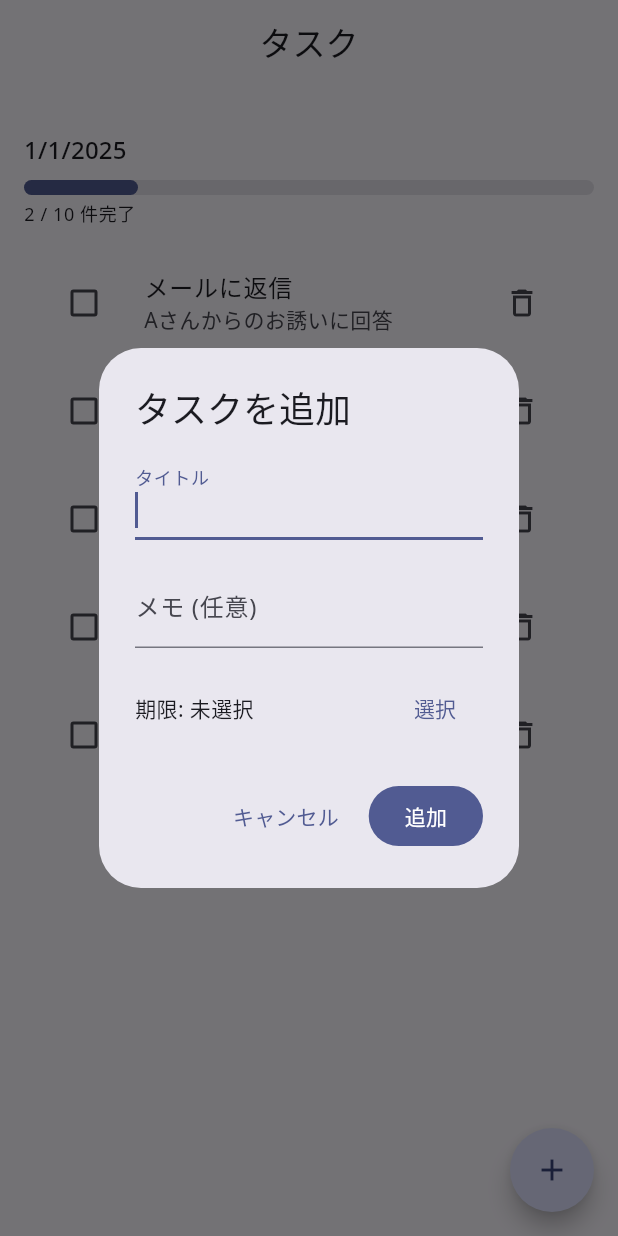
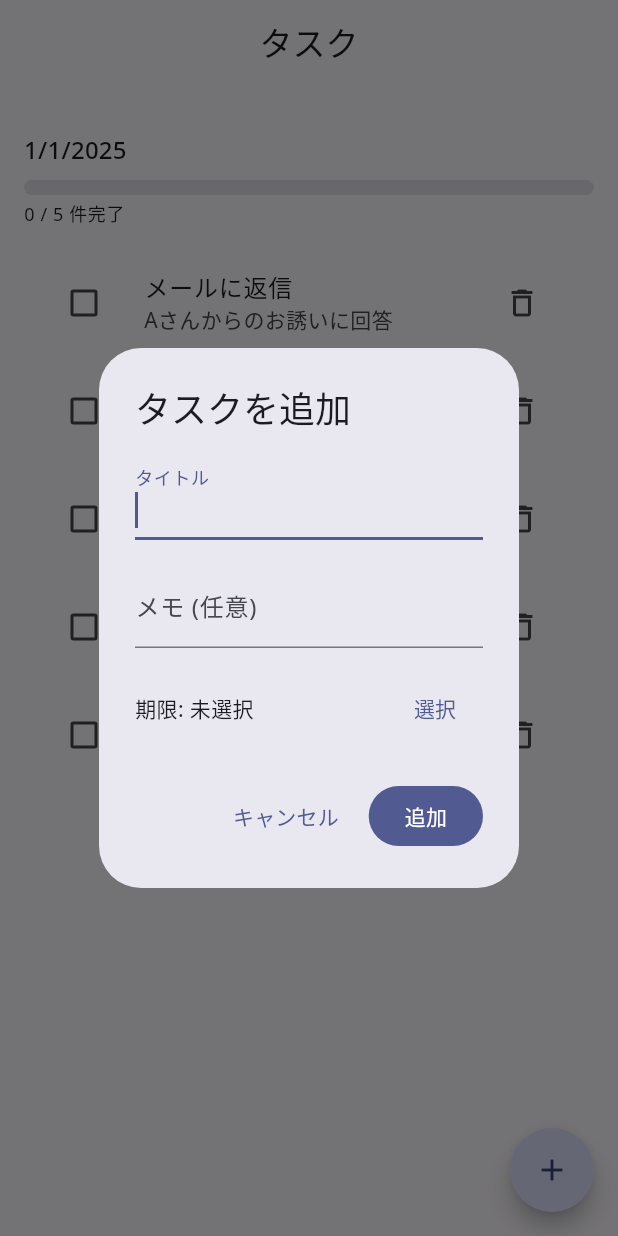
Before and after one commit to otsukky/formopus, a Flutter app: the screen it shows after launch, after a tap on the "add" icon, on a phone screen of 412 x 824 dp. Run offline on Flutter 3.47's test engine with Material 3 defaults, Android fonts, the phone set to English and light mode, and no system bars; our stand-ins replace google_fonts.

Commit message:
fix: タスクをデータレイヤーから呼び出す

```diff
--- /dev/null
+++ b/lib/data/repository/task_repository_impl.dart
@@ -0,0 +1,53 @@
+// data/in_memory_task_repository.dart
+import '../../domain/repository/task_repository.dart';
+import '../../domain/status.dart';
+import '../../domain/task.dart';
+
+class TaskRepositoryImpl implements TaskRepository {
+  final List<Task> _tasks = [
+    Task(
+      title: "メールに返信",
+      memo: "Aさんからのお誘いに回答",
+      deadline: DateTime(2025, 1, 1),
+      status: Status.incomplete,
+    ),
+    Task(
+      title: "ジムに行く",
+      memo: "",
+      deadline: DateTime(2025, 1, 1),
+      status: Status.incomplete,
+    ),
+    Task(
+      title: "買い物",
+      memo: "ティッシュを買うの忘れずに",
+      deadline: DateTime(2025, 1, 1),
+      status: Status.incomplete,
+    ),
+    Task(
+      title: "写真の整理",
+      memo: "",
+      deadline: DateTime(2025, 1, 1),
+      status: Status.incomplete,
+    ),
+    Task(
+      title: "今週の開発",
+      memo: "コンポーネント1個作る",
+      deadline: DateTime(2025, 1, 1),
+      status: Status.incomplete,
+    ),
+  ];
+
+  @override
+  Future<List<Task>> getTasks() async {
+    // TODO DBからの取得に変更
+    await Future.delayed(const Duration(milliseconds: 500)); // 擬似的な非同期処理
+    return List.unmodifiable(_tasks);
+  }
+
+  @override
+  Future<void> addTask(Task task) async {
+    // TODO DBへの保存に変更
+    await Future.delayed(const Duration(milliseconds: 500)); // 擬似的な非同期処理
+    _tasks.add(task);
+  }
+}
--- /dev/null
+++ b/lib/domain/repository/task_repository.dart
@@ -0,0 +1,7 @@
+import '../task.dart';
+
+abstract class TaskRepository {
+  Future<List<Task>> getTasks();
+
+  Future<void> addTask(Task task);
+}
--- a/lib/main.dart
+++ b/lib/main.dart
@@ -1,6 +1,10 @@
 import 'package:flutter/material.dart';
 import 'package:formopus/ui/screens/task_screen.dart';
+import 'package:formopus/ui/viewmodel/task_view_model.dart';
+import 'package:provider/provider.dart';
 
+import 'data/repository/task_repository_impl.dart';
+import 'domain/repository/task_repository.dart';
 import 'ui/theme/app_theme.dart';
 
 void main() {
@@ -15,10 +19,20 @@ class MyApp extends StatelessWidget {
     final brightness = View.of(context).platformDispatcher.platformBrightness;
 
     AppTheme theme = AppTheme();
-    return MaterialApp(
-      title: "Formopus",
-      theme: brightness == Brightness.light ? theme.light() : theme.dark(),
-      home: const TaskScreen(title: "タスク"),
+    return MultiProvider(
+      providers: [
+        Provider<TaskRepository>(
+          create: (_) => TaskRepositoryImpl(),
+        ),
+        ChangeNotifierProvider(
+          create: (context) => TaskViewModel(context.read<TaskRepository>()),
+        ),
+      ],
+      child: MaterialApp(
+        title: "Formopus",
+        theme: brightness == Brightness.light ? theme.light() : theme.dark(),
+        home: const TaskScreen(title: "タスク"),
+      ),
     );
   }
 }
--- a/lib/ui/screens/task_screen.dart
+++ b/lib/ui/screens/task_screen.dart
@@ -1,7 +1,7 @@
 import "package:flutter/material.dart";
+import 'package:provider/provider.dart';
 
-import '../../domain/status.dart';
-import '../../domain/task.dart';
+import '../viewmodel/task_view_model.dart';
 import '../widgets/create_task.dart';
 import '../widgets/daily_summary.dart';
 import '../widgets/formopus_app_bar.dart';
@@ -17,41 +17,18 @@ class TaskScreen extends StatefulWidget {
 }
 
 class _TaskScreenState extends State<TaskScreen> {
-  final List<Task> _tasks = [
-    Task(
-      title: "メールに返信",
-      memo: "Aさんからのお誘いに回答",
-      deadline: DateTime(2025, 1, 1),
-      status: Status.incomplete,
-    ),
-    Task(
-      title: "ジムに行く",
-      memo: "",
-      deadline: DateTime(2025, 1, 1),
-      status: Status.incomplete,
-    ),
-    Task(
-      title: "買い物",
-      memo: "ティッシュを買うの忘れずに",
-      deadline: DateTime(2025, 1, 1),
-      status: Status.incomplete,
-    ),
-    Task(
-      title: "写真の整理",
-      memo: "",
-      deadline: DateTime(2025, 1, 1),
-      status: Status.incomplete,
-    ),
-    Task(
-      title: "今週の開発",
-      memo: "コンポーネント1個作る",
-      deadline: DateTime(2025, 1, 1),
-      status: Status.incomplete,
-    ),
-  ];
+  @override
+  void initState() {
+    super.initState();
+    WidgetsBinding.instance.addPostFrameCallback((_) {
+      Provider.of<TaskViewModel>(context, listen: false).loadTasks();
+    });
+  }
 
   @override
   Widget build(BuildContext context) {
+    return Consumer<TaskViewModel>(
+      builder: (context, viewModel, child) {
         return Scaffold(
           appBar: FormopusAppBar(title: widget.title),
           body: Center(
@@ -59,36 +36,42 @@ class _TaskScreenState extends State<TaskScreen> {
               mainAxisAlignment: MainAxisAlignment.start,
               children: [
                 // TODO 登録されたタスクに応じてサマリを表示する
-            DailySummary(date: DateTime(2025, 1, 1), total: 10, completed: 2),
-            Expanded(child: TodayTaskList(tasks: _tasks)),
+                DailySummary(
+                  date: DateTime(2025, 1, 1),
+                  total: viewModel.tasks.length,
+                  completed: viewModel.tasks
+                      .where((task) => task.status.isComplete())
+                      .length,
+                ),
+                Expanded(child: TodayTaskList(tasks: viewModel.tasks)),
               ],
             ),
           ),
           floatingActionButton: FloatingActionButton(
-        onPressed: _createTask,
+            onPressed: () => _createTask(context),
             tooltip: "タスクの追加",
             shape: CircleBorder(),
             child: const Icon(Icons.add),
           ),
         );
+      },
+    );
   }
 
-  void _createTask() async {
+  void _createTask(BuildContext dialogContext) async {
     final newTaskDetails = await showDialog<Map<String, dynamic>>(
-      context: context,
-      builder: (BuildContext dialogContext) => CreateTaskDialog(),
+      context: dialogContext,
+      builder: (BuildContext innerDialogContext) => CreateTaskDialog(),
     );
 
     if (!mounted) return;
 
     if (newTaskDetails != null) {
-      final newTask = Task(
-        title: newTaskDetails["title"] as String,
-        memo: newTaskDetails["memo"] as String,
-        deadline: newTaskDetails["deadline"] as DateTime,
-        status: Status.incomplete,
+      await Provider.of<TaskViewModel>(context, listen: false).createTask(
+        newTaskDetails["title"] as String,
+        newTaskDetails["memo"] as String,
+        newTaskDetails["deadline"] as DateTime,
       );
-      setState(() => _tasks.add(newTask));
     }
   }
 }
--- /dev/null
+++ b/lib/ui/viewmodel/task_view_model.dart
@@ -0,0 +1,53 @@
+// viewmodels/task_viewmodel.dart
+import 'package:flutter/foundation.dart';
+
+import '../../domain/repository/task_repository.dart';
+import '../../domain/status.dart';
+import '../../domain/task.dart';
+
+class TaskViewModel extends ChangeNotifier {
+  final TaskRepository _taskRepository;
+
+  TaskViewModel(this._taskRepository);
+
+  List<Task> _tasks = [];
+
+  List<Task> get tasks => _tasks;
+
+  bool _isLoading = false;
+
+  bool get isLoading => _isLoading;
+
+  Future<void> loadTasks() async {
+    _isLoading = true;
+    notifyListeners();
+    try {
+      _tasks = await _taskRepository.getTasks();
+    } catch (e) {
+      if (kDebugMode) {
+        print('Error loading tasks: $e');
+      }
+    } finally {
+      _isLoading = false;
+      notifyListeners();
+    }
+  }
+
+  Future<void> createTask(String title, String memo, DateTime deadline) async {
+    final newTask = Task(
+      title: title,
+      memo: memo,
+      deadline: deadline,
+      status: Status.incomplete,
+    );
+    try {
+      await _taskRepository.addTask(newTask);
+      await loadTasks();
+    } catch (e) {
+      // エラーハンドリング
+      if (kDebugMode) {
+        print('Error creating task: $e');
+      }
+    }
+  }
+}
--- a/pubspec.yaml
+++ b/pubspec.yaml
@@ -37,6 +37,7 @@ dependencies:
   cupertino_icons: ^1.0.8
   google_fonts: ^6.3.1
   intl: ^0.20.2
+  provider: ^6.1.5+1
 
 dev_dependencies:
   flutter_test:
```
Also changed, not shown: pubspec.lock. Lines whose indentation alone changed are shown as unchanged.
